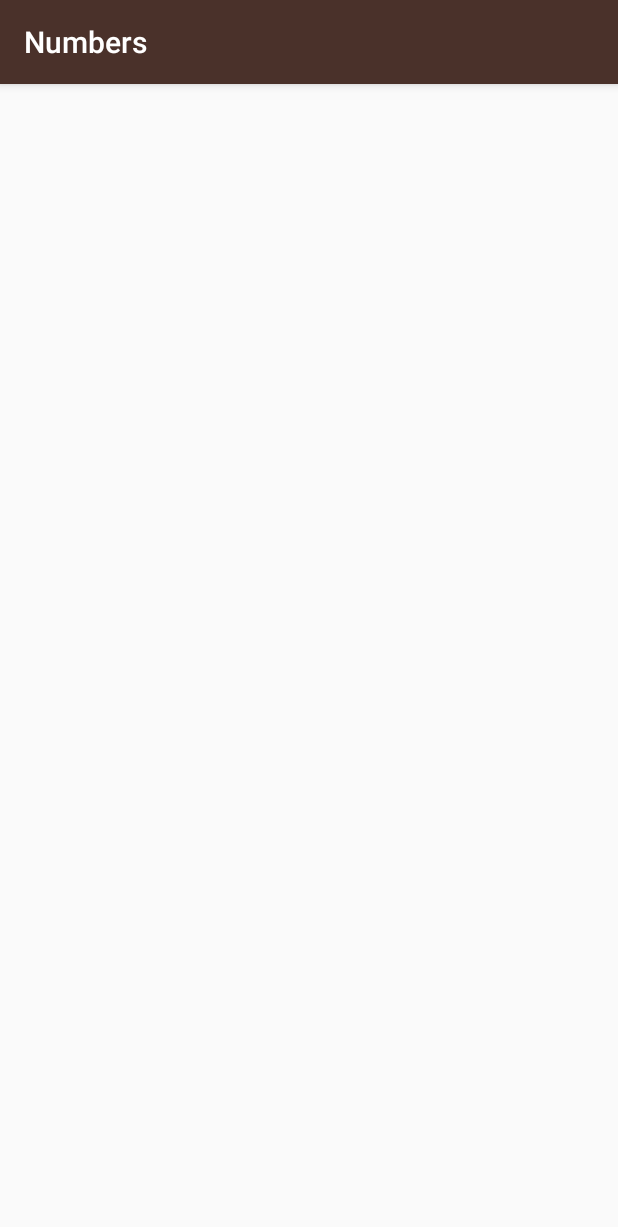
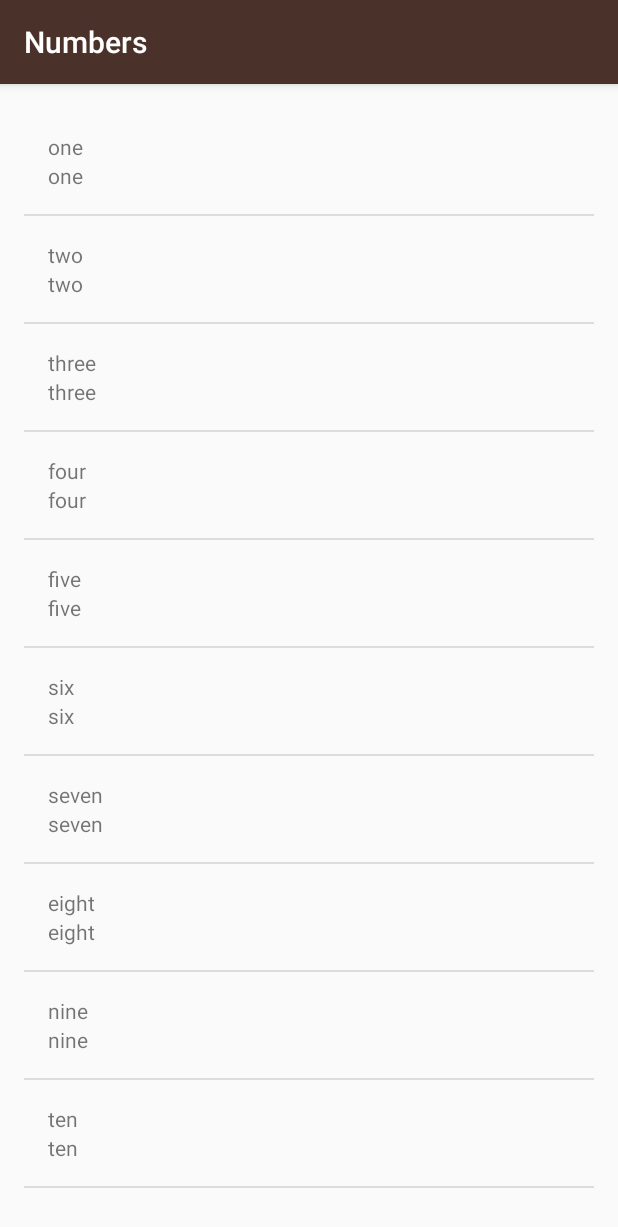
Before and after one commit to saurabhshendye/Miwok, an Android app: the screen it shows after launch (NumbersActivity), after a tap on "Numbers", on a phone screen of 412 x 824 dp. Shown: the top 1227 px of the screen. Run offline under Robolectric (Android 15) with nearby library versions, the phone set to English and light mode, and no system bars.

Commit message:
Done with all the given dictionary words and Custom Array Adapter

```diff
--- a/app/src/main/java/com/example/saurabh/miwok/MainActivity.java
+++ b/app/src/main/java/com/example/saurabh/miwok/MainActivity.java
@@ -4,6 +4,7 @@ import android.content.Intent;
 import android.support.v7.app.AppCompatActivity;
 import android.os.Bundle;
 import android.view.View;
+import android.widget.TextView;
 
 public class MainActivity extends AppCompatActivity {
 
@@ -11,31 +12,43 @@ public class MainActivity extends AppCompatActivity {
     protected void onCreate(Bundle savedInstanceState) {
         super.onCreate(savedInstanceState);
         setContentView(R.layout.activity_main);
-    }
 
-    public void openNumbersView(View view)
-    {
-        Intent numberIntent = new Intent(this, NumbersActivity.class);
-        startActivity(numberIntent);
+        TextView numbers = (TextView) findViewById(R.id.numbers);
+        numbers.setOnClickListener(new View.OnClickListener() {
+            @Override
+            public void onClick(View v) {
+                Intent numIntent = new Intent(MainActivity.this, NumbersActivity.class);
+                startActivity(numIntent);
+            }
+        });
+
+        TextView colors = (TextView) findViewById(R.id.colors);
+        colors.setOnClickListener(new View.OnClickListener() {
+            @Override
+            public void onClick(View v) {
+                Intent colIntent = new Intent(MainActivity.this, ColorsActivity.class);
+                startActivity(colIntent);
+            }
+        });
+
+        TextView family = (TextView) findViewById(R.id.family);
+        family.setOnClickListener(new View.OnClickListener() {
+            @Override
+            public void onClick(View v) {
+                Intent famIntent = new Intent(MainActivity.this, FamilyActivity.class);
+                startActivity(famIntent);
+            }
+        });
+
+        TextView phrases = (TextView) findViewById(R.id.phrases);
+        phrases.setOnClickListener(new View.OnClickListener() {
+            @Override
+            public void onClick(View v) {
+                Intent phrIntent = new Intent(MainActivity.this, PhrasesActivity.class);
+                startActivity(phrIntent);
+            }
+
+        });
 
     }
-
-    public void openFamilyView(View view)
-    {
-        Intent familyIntent = new Intent(this, FamilyActivity.class);
-        startActivity(familyIntent);
-    }
-
-    public void openColorsView(View view)
-    {
-        Intent colorsIntent = new Intent(this, ColorsActivity.class);
-        startActivity(colorsIntent);
-    }
-
-    public void openPhrasesView(View view)
-    {
-        Intent phrasesIntent = new Intent(this, PhrasesActivity.class);
-        startActivity(phrasesIntent);
-    }
-
 }
--- a/app/src/main/java/com/example/saurabh/miwok/NumbersActivity.java
+++ b/app/src/main/java/com/example/saurabh/miwok/NumbersActivity.java
@@ -2,12 +2,34 @@ package com.example.saurabh.miwok;
 
 import android.support.v7.app.AppCompatActivity;
 import android.os.Bundle;
+import android.widget.ArrayAdapter;
+import android.widget.ListView;
+
+import java.util.ArrayList;
 
 public class NumbersActivity extends AppCompatActivity {
 
     @Override
     protected void onCreate(Bundle savedInstanceState) {
         super.onCreate(savedInstanceState);
-        setContentView(R.layout.activity_numbers);
+        setContentView(R.layout.word_list);
+
+        ArrayList<word> numWords = new ArrayList<>();
+        numWords.add(new word("one", "lutti"));
+        numWords.add(new word("two", "otiiko"));
+        numWords.add(new word("three", "tolookosu"));
+        numWords.add(new word("four", "oyyisa"));
+        numWords.add(new word("five", "massokka"));
+        numWords.add(new word("six", "temmokka"));
+        numWords.add(new word("seven", "kenekaku"));
+        numWords.add(new word("eight", "kawinta"));
+        numWords.add(new word("nine", "wo’e"));
+        numWords.add(new word("ten", "na’aacha"));
+
+        ArrayAdapter<word> adapter = new wordAdapter(this, numWords);
+
+        ListView listView = (ListView) findViewById(R.id.list);
+
+        listView.setAdapter(adapter);
     }
 }
--- /dev/null
+++ b/app/src/main/java/com/example/saurabh/miwok/word.java
@@ -0,0 +1,27 @@
+package com.example.saurabh.miwok;
+
+/**
+ * Created by saurabhs on 9/29/17.
+ *
+ * {@link word} Represeints vocabulary word and presents with methids to get the miwok as well as translated word
+ */
+
+public class word {
+
+    private String mMiwokTranslation;
+    private String mDefaultTranslation;
+
+
+    public word(String miwok, String translated) {
+        mMiwokTranslation = miwok;
+        mDefaultTranslation = miwok;
+    }
+
+    public String getTranslation() {
+        return mMiwokTranslation;
+    }
+
+    public String getMiwokWord() {
+        return mDefaultTranslation;
+    }
+}
--- /dev/null
+++ b/app/src/main/java/com/example/saurabh/miwok/wordAdapter.java
@@ -0,0 +1,45 @@
+package com.example.saurabh.miwok;
+
+import android.content.Context;
+import android.view.LayoutInflater;
+import android.view.View;
+import android.view.ViewGroup;
+import android.widget.ArrayAdapter;
+import android.widget.TextView;
+
+import java.util.ArrayList;
+
+/**
+ * Created by saurabhs on 9/30/17.
+ */
+
+class wordAdapter extends ArrayAdapter<word> {
+
+    wordAdapter(Context context, ArrayList<word> words) {
+        super(context, 0, words);
+    }
+
+
+    @Override
+    public View getView(int position, View convertView, ViewGroup parent) {
+
+        View listItemView = convertView;
+
+        // Check if the existing view is being reused, otherwise inflate the view
+        if(listItemView == null) {
+            listItemView = LayoutInflater.from(getContext()).inflate(
+                    R.layout.list_item, parent, false);
+        }
+
+        word currentWord = getItem(position);
+
+        TextView miwokView = (TextView) listItemView.findViewById(R.id.miwok_text_view);
+        miwokView.setText(currentWord.getMiwokWord());
+
+
+        TextView defaultView = (TextView) listItemView.findViewById(R.id.default_text_view);
+        defaultView.setText(currentWord.getTranslation());
+
+        return listItemView;
+    }
+}
--- a/app/src/main/res/layout/activity_numbers.xml
+++ /dev/null
@@ -1,9 +0,0 @@
-<?xml version="1.0" encoding="utf-8"?>
-<android.support.constraint.ConstraintLayout xmlns:android="http://schemas.android.com/apk/res/android"
-    xmlns:app="http://schemas.android.com/apk/res-auto"
-    xmlns:tools="http://schemas.android.com/tools"
-    android:layout_width="match_parent"
-    android:layout_height="match_parent"
-    tools:context="com.example.saurabh.miwok.NumbersActivity">
-
-</android.support.constraint.ConstraintLayout>
--- /dev/null
+++ b/app/src/main/res/layout/list_item.xml
@@ -0,0 +1,20 @@
+<?xml version="1.0" encoding="utf-8"?>
+<LinearLayout xmlns:android="http://schemas.android.com/apk/res/android"
+    xmlns:tools="http://schemas.android.com/tools"
+    android:orientation="vertical"
+    android:layout_width="match_parent"
+    android:layout_height="wrap_content"
+    android:padding="16dp">
+
+    <TextView
+        android:id="@+id/miwok_text_view"
+        android:layout_width="wrap_content"
+        android:layout_height="wrap_content"
+        tools:text="lutti"/>
+
+    <TextView
+        android:id="@+id/default_text_view"
+        android:layout_width="wrap_content"
+        android:layout_height="wrap_content"
+        tools:text="One"/>
+</LinearLayout>
--- /dev/null
+++ b/app/src/main/res/layout/word_list.xml
@@ -0,0 +1,12 @@
+<?xml version="1.0" encoding="utf-8"?>
+<ListView xmlns:android="http://schemas.android.com/apk/res/android"
+    xmlns:tools="http://schemas.android.com/tools"
+    android:id="@+id/list"
+    android:orientation="vertical"
+    android:layout_width="match_parent"
+    android:layout_height="match_parent"
+    android:paddingBottom="@dimen/activity_vertical_margin"
+    android:paddingLeft="@dimen/activity_horizontal_margin"
+    android:paddingRight="@dimen/activity_horizontal_margin"
+    android:paddingTop="@dimen/activity_vertical_margin"
+    tools:context="com.example.saurabh.miwok.NumbersActivity"/>
```
Also changed, not shown: app/src/main/java/com/example/saurabh/miwok/ColorsActivity.java (+22 -1 lines), app/src/main/java/com/example/saurabh/miwok/FamilyActivity.java (+23 -1 lines), app/src/main/java/com/example/saurabh/miwok/PhrasesActivity.java (+22 -1 lines), app/src/main/res/layout/activity_main.xml (+4 -4 lines).
